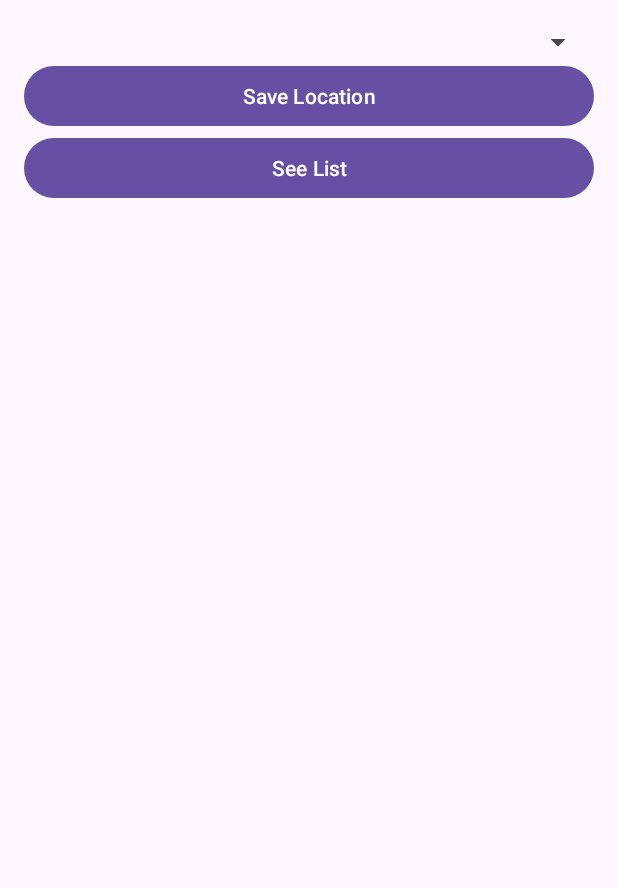
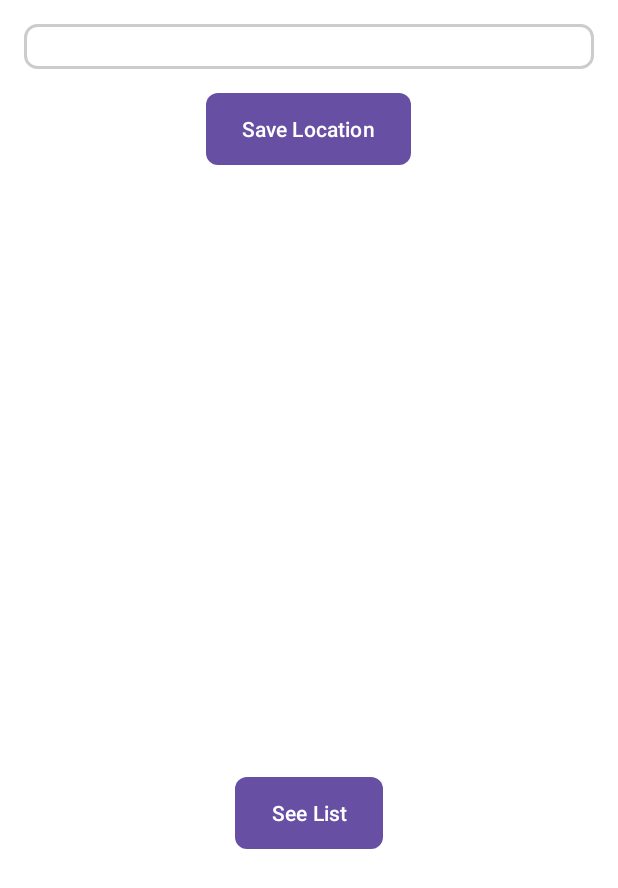
Before and after one commit to jnvshubham7/Geospatial-Data-Analysis-of-Prayagraj, an Android app: the screen it shows after launch (MainActivity), after a tap on "Done", on a phone screen of 412 x 824 dp. Shown: the top 888 px of the screen. Run offline under Robolectric (Android 15) with nearby library versions, the phone set to English and light mode, and no system bars; 2 other taps on this screen came first.

Commit message:
UI changes

```diff
--- /dev/null
+++ b/src/main/res/drawable/button_background.xml
@@ -0,0 +1,6 @@
+<?xml version="1.0" encoding="utf-8"?>
+<shape xmlns:android="http://schemas.android.com/apk/res/android"
+    android:shape="rectangle">
+    <solid android:color="@color/button_background_color"/>
+    <corners android:radius="8dp"/>
+</shape>
--- /dev/null
+++ b/src/main/res/drawable/spinner_background.xml
@@ -0,0 +1,9 @@
+<?xml version="1.0" encoding="utf-8"?>
+<shape xmlns:android="http://schemas.android.com/apk/res/android"
+    android:shape="rectangle">
+    <solid android:color="@android:color/white" />
+    <corners android:radius="8dp" />
+    <stroke
+        android:width="2dp"
+        android:color="#CCCCCC" />
+</shape>
--- a/src/main/res/layout/activity_main.xml
+++ b/src/main/res/layout/activity_main.xml
@@ -3,28 +3,46 @@
     android:layout_width="match_parent"
     android:layout_height="match_parent"
     android:orientation="vertical"
-    android:padding="16dp">
+    android:padding="16dp"
+    android:background="@android:color/white">
 
     <Spinner
         android:id="@+id/classSpinner"
         android:layout_width="match_parent"
-        android:layout_height="wrap_content"
-
-
-        />
+        android:layout_height="30dp"
+        android:layout_marginBottom="16dp"
+        android:background="@drawable/spinner_background"
+        android:textColor="@android:color/black" />
 
     <Button
         android:id="@+id/saveLocationButton"
+        android:layout_width="wrap_content"
+        android:layout_height="wrap_content"
+        android:text="Save Location"
+        android:layout_gravity="center"
+        android:background="@drawable/button_background"
+        android:textColor="@android:color/white"
+        android:layout_marginBottom="8dp" />
+
+    <!-- Separate LinearLayout for "See List" button -->
+    <LinearLayout
+        android:layout_marginBottom="400dp"
         android:layout_width="match_parent"
+
         android:layout_height="wrap_content"
-        android:text="Save Location" />
+        android:orientation="vertical">
 
-
+    </LinearLayout>
 
     <Button
         android:id="@+id/seeListButton"
-        android:layout_width="match_parent"
+        android:layout_width="wrap_content"
         android:layout_height="wrap_content"
-        android:text="See List" />
+
+        android:layout_gravity="center"
+
+        android:background="@drawable/button_background"
+        android:text="See List"
+        android:textColor="@android:color/white" />
 
 </LinearLayout>
--- a/src/main/res/values/colors.xml
+++ b/src/main/res/values/colors.xml
@@ -7,4 +7,11 @@
     <color name="teal_700">#FF018786</color>
     <color name="black">#FF000000</color>
     <color name="white">#FFFFFFFF</color>
+
+    <color name="background_color">#F5F5F5</color>
+    <color name="button_text_color">#FFFFFF</color>
+    <color name="button_background_color">#2196F3</color> <!-- Blue color -->
+    <color name="header_background_color">#2196F3</color>
+
+
 </resources>
```
Also changed, not shown: src/main/res/layout/activity_create_file_and_class.xml (+16 -12 lines), src/main/res/layout/activity_csv_viewer.xml (+9 -21 lines).
